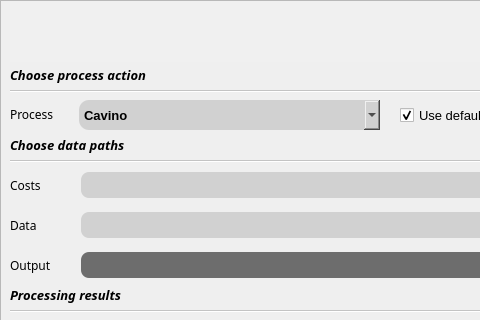
Qt form gui/ui_resources/aztool_akl_gui.ui (kosazna/atakl) before a commit; both pictures show x 0 to 480 and y 0 to 320 of the 800 by 600 pixel window.
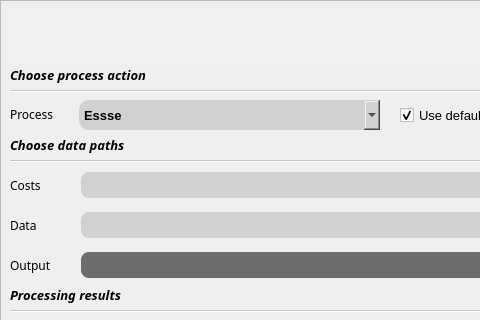
The same form after that commit.

Diff of the .ui file:
```diff
--- a/gui/ui_resources/aztool_akl_gui.ui
+++ b/gui/ui_resources/aztool_akl_gui.ui
@@ -411,12 +411,7 @@
      </property>
      <item>
       <property name="text">
-       <string>Cavino</string>
-      </property>
-     </item>
-     <item>
-      <property name="text">
-       <string>Concepts</string>
+       <string>Essse</string>
       </property>
      </item>
      <item>
```
Left out of the diff: 12 changed lines with no effect on the pictures.
